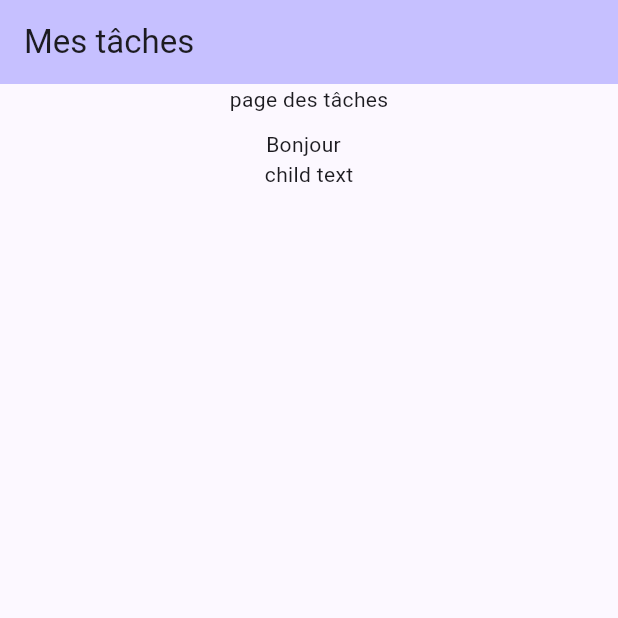
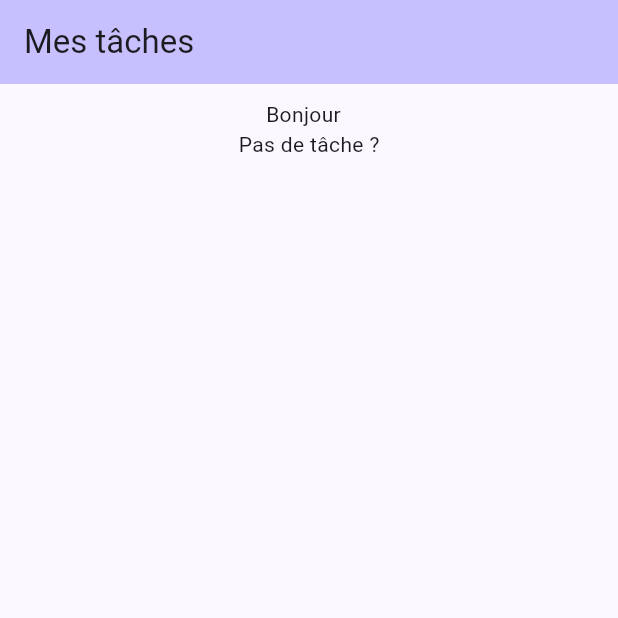
Before and after one commit to thibault-peronno/to_do_list_flutter, a Flutter app: the TasksPage screen opened by its route, on a phone screen of 412 x 824 dp, the top half of it. Run offline on Flutter 3.47's test engine with Material 2 defaults, Android fonts, the phone set to English and light mode, and no system bars; our stand-ins replace equatable, flutter_bloc, go_router; network calls fail.

Commit message:
change the build listener to bloc builder. I have my list of tasks

```diff
--- a/lib/components/task_card.dart
+++ b/lib/components/task_card.dart
@@ -7,7 +7,8 @@ class TaskCard extends StatelessWidget {
 
   @override
   Widget build(BuildContext context) {
-    return Checkbox(
+    return CheckboxListTile(
+      title: Text(task.description),
       value: task.isDone == 1 ? true : false,
       onChanged: (value) {
         task.isDone == 1 ? task.isDone = 0 : task.isDone = 1;
--- a/lib/pages/tasks_page.dart
+++ b/lib/pages/tasks_page.dart
@@ -4,6 +4,7 @@ import 'package:to_do_list_flutter/bloc/auth/auth_bloc.dart';
 import 'package:to_do_list_flutter/bloc/tasks/tasks_state.dart';
 import 'package:to_do_list_flutter/bloc/user/user_bloc.dart';
 import 'package:to_do_list_flutter/bloc/user/user_state.dart';
+import 'package:to_do_list_flutter/components/task_card.dart';
 import '../bloc/tasks/tasks_bloc.dart';
 import '../bloc/tasks/tasks_event.dart';
 
@@ -21,7 +22,6 @@ class TasksPage extends StatelessWidget {
       body: Center(
           child: Column(
         children: [
-          const Text('page des tâches'),
           const SizedBox(height: 10),
           BlocBuilder<UserBloc, UserState>(
             builder: (context, state) {
@@ -39,14 +39,36 @@ class TasksPage extends StatelessWidget {
               }
             },
           ),
-          BlocListener<TasksBloc, TasksState>(
-            listener: (context, state) {
-              if (state.props != []) {
-                const Text('text dans bloc listener task bloc');
+          BlocBuilder<TasksBloc, TasksState>(
+            builder: (context, state) {
+              switch (state) {
+                case TasksInitialState _:
+                  return const Text('Pas de tâche ?');
+                case TasksSuccessState _:
+                  return Column(
+                    children: state.tasks
+                        .map((task) => TaskCard(task: task))
+                        .toList(),
+                  );
+                // return ListView.builder(
+                //   itemCount: state.tasks.length,
+                //   itemBuilder: (context, index) {
+                //     return TaskCard(task: state.tasks[index]);
+                //   },
+                // );
+                default:
+                  return Container();
               }
             },
-            child: const Text('child text'),
-          )
+          ),
+          // BlocListener<TasksBloc, TasksState>(
+          //   listener: (context, state) {
+          //     if (state.props != []) {
+          //       const Text('text dans bloc listener task bloc');
+          //     }
+          //   },
+          //   child: const Text('child text'),
+          // )
         ],
       )),
     );
```
